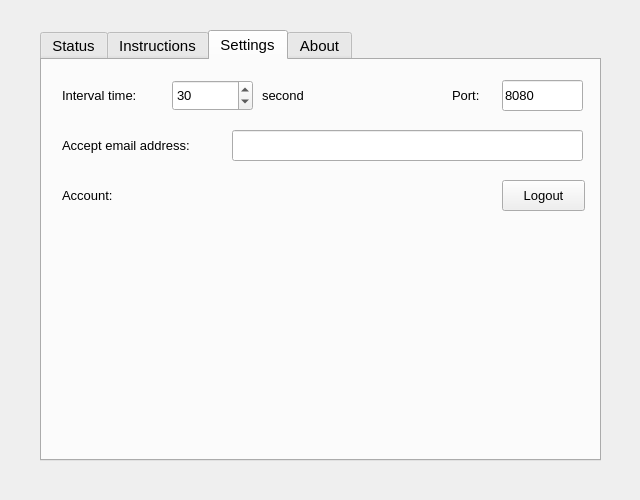
First picture: the form in Client/mainwindow.ui, repository leducthanhig/remote-control-with-email, before the edit.
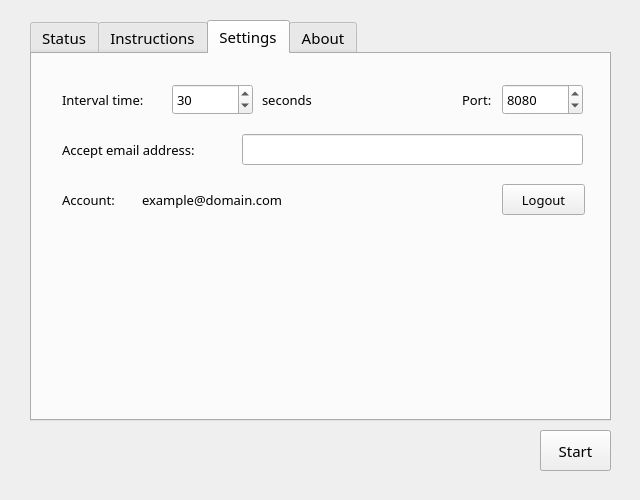
Second picture: the form after the edit. The open tabs and pages were chosen to show the change.

Commit message: update: integrate client workflow to the GUI

The edit to the form file:
```diff
--- a/Client/mainwindow.ui
+++ b/Client/mainwindow.ui
@@ -22,6 +22,12 @@
     <height>500</height>
    </size>
   </property>
+  <property name="font">
+   <font>
+    <family>Quicksand Medium</family>
+    <pointsize>10</pointsize>
+   </font>
+  </property>
   <property name="windowTitle">
    <string>Client Control Panel</string>
   </property>
@@ -29,10 +35,10 @@
    <widget class="QTabWidget" name="tabWidget">
     <property name="geometry">
      <rect>
-      <x>40</x>
-      <y>30</y>
-      <width>561</width>
-      <height>431</height>
+      <x>30</x>
+      <y>20</y>
+      <width>581</width>
+      <height>401</height>
      </rect>
     </property>
     <property name="sizePolicy">
@@ -43,6 +49,7 @@
     </property>
     <property name="font">
      <font>
+      <family>Quicksand Medium</family>
       <pointsize>11</pointsize>
      </font>
     </property>
@@ -115,14 +122,15 @@
      <widget class="QLabel" name="label_intervalTime">
       <property name="geometry">
        <rect>
-        <x>20</x>
-        <y>20</y>
+        <x>30</x>
+        <y>30</y>
         <width>111</width>
         <height>31</height>
        </rect>
       </property>
       <property name="font">
        <font>
+        <family>Quicksand Medium</family>
         <pointsize>10</pointsize>
        </font>
       </property>
@@ -133,17 +141,21 @@
      <widget class="QSpinBox" name="spinBox_intervalTime">
       <property name="geometry">
        <rect>
-        <x>130</x>
-        <y>20</y>
+        <x>140</x>
+        <y>30</y>
         <width>81</width>
         <height>31</height>
        </rect>
       </property>
       <property name="font">
        <font>
+        <family>Quicksand Medium</family>
         <pointsize>10</pointsize>
        </font>
       </property>
+      <property name="suffix">
+       <string/>
+      </property>
       <property name="minimum">
        <number>10</number>
       </property>
@@ -160,32 +172,34 @@
      <widget class="QLabel" name="label_intervalTime_second">
       <property name="geometry">
        <rect>
-        <x>220</x>
-        <y>20</y>
-        <width>61</width>
+        <x>230</x>
+        <y>30</y>
+        <width>71</width>
         <height>31</height>
        </rect>
       </property>
       <property name="font">
        <font>
+        <family>Quicksand Medium</family>
         <pointsize>10</pointsize>
        </font>
       </property>
       <property name="text">
-       <string>second</string>
+       <string>seconds</string>
       </property>
      </widget>
      <widget class="QLabel" name="label_port">
       <property name="geometry">
        <rect>
-        <x>410</x>
-        <y>20</y>
+        <x>430</x>
+        <y>30</y>
         <width>41</width>
         <height>31</height>
        </rect>
       </property>
       <property name="font">
        <font>
+        <family>Quicksand Medium</family>
         <pointsize>10</pointsize>
        </font>
       </property>
@@ -193,35 +207,18 @@
        <string>Port:</string>
       </property>
      </widget>
-     <widget class="QLineEdit" name="lineEdit_port">
-      <property name="geometry">
-       <rect>
-        <x>460</x>
-        <y>20</y>
-        <width>81</width>
-        <height>31</height>
-       </rect>
-      </property>
-      <property name="font">
-       <font>
-        <pointsize>10</pointsize>
-       </font>
-      </property>
-      <property name="text">
-       <string>8080</string>
-      </property>
-     </widget>
      <widget class="QLineEdit" name="lineEdit_acceptAddress">
       <property name="geometry">
        <rect>
-        <x>190</x>
-        <y>70</y>
-        <width>351</width>
+        <x>210</x>
+        <y>80</y>
+        <width>341</width>
         <height>31</height>
        </rect>
       </property>
       <property name="font">
        <font>
+        <family>Quicksand Medium</family>
         <pointsize>10</pointsize>
        </font>
       </property>
@@ -232,14 +229,15 @@
      <widget class="QLabel" name="label_acceptAddress">
       <property name="geometry">
        <rect>
-        <x>20</x>
-        <y>70</y>
-        <width>171</width>
+        <x>30</x>
+        <y>80</y>
+        <width>181</width>
         <height>31</height>
        </rect>
       </property>
       <property name="font">
        <font>
+        <family>Quicksand Medium</family>
         <pointsize>10</pointsize>
        </font>
       </property>
@@ -250,14 +248,15 @@
      <widget class="QLabel" name="label_account">
       <property name="geometry">
        <rect>
-        <x>20</x>
-        <y>120</y>
+        <x>30</x>
+        <y>130</y>
         <width>71</width>
         <height>31</height>
        </rect>
       </property>
       <property name="font">
        <font>
+        <family>Quicksand Medium</family>
         <pointsize>10</pointsize>
        </font>
       </property>
@@ -268,14 +267,15 @@
      <widget class="QPushButton" name="pushButton_logout">
       <property name="geometry">
        <rect>
-        <x>460</x>
-        <y>120</y>
+        <x>470</x>
+        <y>130</y>
         <width>83</width>
         <height>31</height>
        </rect>
       </property>
       <property name="font">
        <font>
+        <family>Quicksand Medium</family>
         <pointsize>10</pointsize>
        </font>
       </property>
@@ -286,19 +286,48 @@
      <widget class="QLabel" name="label_account_info">
       <property name="geometry">
        <rect>
-        <x>100</x>
-        <y>120</y>
+        <x>110</x>
+        <y>130</y>
         <width>351</width>
         <height>31</height>
        </rect>
       </property>
       <property name="font">
        <font>
+        <family>Quicksand Medium</family>
         <pointsize>10</pointsize>
        </font>
       </property>
       <property name="text">
-       <string/>
+       <string>example@domain.com</string>
+      </property>
+     </widget>
+     <widget class="QSpinBox" name="spinBox_port">
+      <property name="geometry">
+       <rect>
+        <x>470</x>
+        <y>30</y>
+        <width>81</width>
+        <height>31</height>
+       </rect>
+      </property>
+      <property name="font">
+       <font>
+        <family>Quicksand Medium</family>
+        <pointsize>10</pointsize>
+       </font>
+      </property>
+      <property name="minimum">
+       <number>0</number>
+      </property>
+      <property name="maximum">
+       <number>65535</number>
+      </property>
+      <property name="singleStep">
+       <number>1</number>
+      </property>
+      <property name="value">
+       <number>8080</number>
       </property>
      </widget>
     </widget>
@@ -330,6 +359,44 @@
      </widget>
     </widget>
    </widget>
+   <widget class="QPushButton" name="pushButton_stop">
+    <property name="geometry">
+     <rect>
+      <x>540</x>
+      <y>430</y>
+      <width>71</width>
+      <height>41</height>
+     </rect>
+    </property>
+    <property name="font">
+     <font>
+      <family>Quicksand Medium</family>
+      <pointsize>11</pointsize>
+     </font>
+    </property>
+    <property name="text">
+     <string>Stop</string>
+    </property>
+   </widget>
+   <widget class="QPushButton" name="pushButton_start">
+    <property name="geometry">
+     <rect>
+      <x>540</x>
+      <y>430</y>
+      <width>71</width>
+      <height>41</height>
+     </rect>
+    </property>
+    <property name="font">
+     <font>
+      <family>Quicksand Medium</family>
+      <pointsize>11</pointsize>
+     </font>
+    </property>
+    <property name="text">
+     <string>Start</string>
+    </property>
+   </widget>
   </widget>
  </widget>
  <resources/>
```
Left out of the diff: 33 changed lines with no effect on the pictures. The commit also changes 4 other files.
